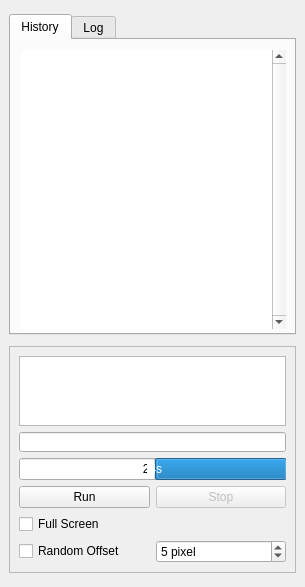
jupiterbjy/python-macro-practice, file qtUI/Runner.ui: the form before one commit.
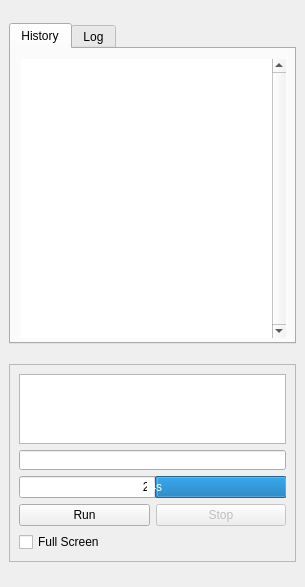
The form after the commit.

```diff
--- a/qtUI/Runner.ui
+++ b/qtUI/Runner.ui
@@ -264,23 +264,10 @@
        </item>
        <item row="3" column="0">
         <layout class="QGridLayout" name="gridLayout">
-         <item row="2" column="1">
-          <widget class="QSpinBox" name="randOffsetSpin">
-           <property name="suffix">
-            <string> pixel</string>
-           </property>
-           <property name="maximum">
-            <number>50</number>
-           </property>
-           <property name="value">
-            <number>5</number>
-           </property>
-          </widget>
-         </item>
-         <item row="2" column="0">
-          <widget class="QCheckBox" name="randOffsetCheck">
+         <item row="1" column="0">
+          <widget class="QCheckBox" name="fullScreenCheck">
            <property name="text">
-            <string>Random Offset</string>
+            <string>Full Screen</string>
            </property>
           </widget>
          </item>
@@ -313,13 +300,6 @@
            </property>
           </widget>
          </item>
-         <item row="1" column="0">
-          <widget class="QCheckBox" name="fullScreenCheck">
-           <property name="text">
-            <string>Full Screen</string>
-           </property>
-          </widget>
-         </item>
         </layout>
        </item>
        <item row="2" column="0">
```
